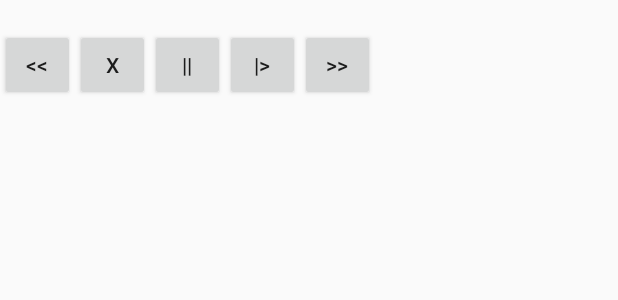
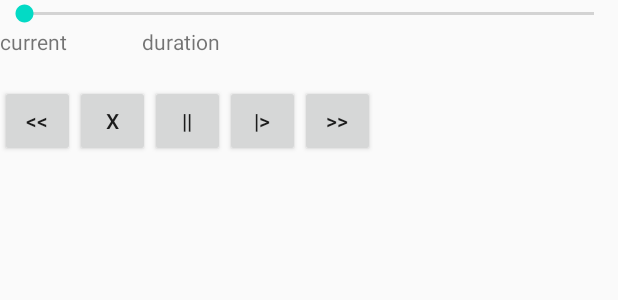
Before and after one commit to junhea/mul, an Android app: the layout activity_main.xml on its own in the app's theme, with its tools: preview values and no code run, on a phone screen of 412 x 824 dp. Shown: the top 300 px of the screen. Run offline under Robolectric (Android 15) with nearby library versions, the phone set to English and light mode, and no system bars.

Commit message:
seekbar and timestamp

```diff
--- a/app/src/main/java/io/github/junheah/jsp/model/PlayerStatus.java
+++ b/app/src/main/java/io/github/junheah/jsp/model/PlayerStatus.java
@@ -4,7 +4,7 @@ import java.io.Serializable;
 import java.util.List;
 
 public class PlayerStatus {
-    public long time;
+    public int duration;
     public boolean playing;
     public boolean loaded;
 }
--- a/app/src/main/res/layout/activity_main.xml
+++ b/app/src/main/res/layout/activity_main.xml
@@ -6,6 +6,32 @@
     android:layout_height="match_parent"
     android:orientation="vertical"
     tools:context=".Activity.MainActivity">
+
+    <androidx.appcompat.widget.AppCompatSeekBar
+        android:layout_width="match_parent"
+        android:layout_height="wrap_content"
+        android:id="@+id/seekBar"/>
+    <androidx.appcompat.widget.LinearLayoutCompat xmlns:android="http://schemas.android.com/apk/res/android"
+        xmlns:app="http://schemas.android.com/apk/res-auto"
+        xmlns:tools="http://schemas.android.com/tools"
+        android:layout_width="match_parent"
+        android:layout_height="wrap_content"
+        android:orientation="horizontal"
+        tools:context=".Activity.MainActivity">
+        <TextView
+            android:text="current"
+            android:layout_width="wrap_content"
+            android:layout_height="wrap_content"
+            android:id="@+id/timestamp_current"/>
+        <TextView
+            android:text="duration"
+            android:layout_marginLeft="50dp"
+            android:layout_width="wrap_content"
+            android:layout_height="wrap_content"
+            android:id="@+id/timestamp_duration"/>
+
+    </androidx.appcompat.widget.LinearLayoutCompat>
+
     <TextView
         android:layout_width="match_parent"
         android:layout_height="wrap_content"
```
Also changed, not shown: app/src/main/java/io/github/junheah/jsp/Activity/MainActivity.java (+93 -14 lines), app/src/main/java/io/github/junheah/jsp/Player.java (+39 -10 lines).
